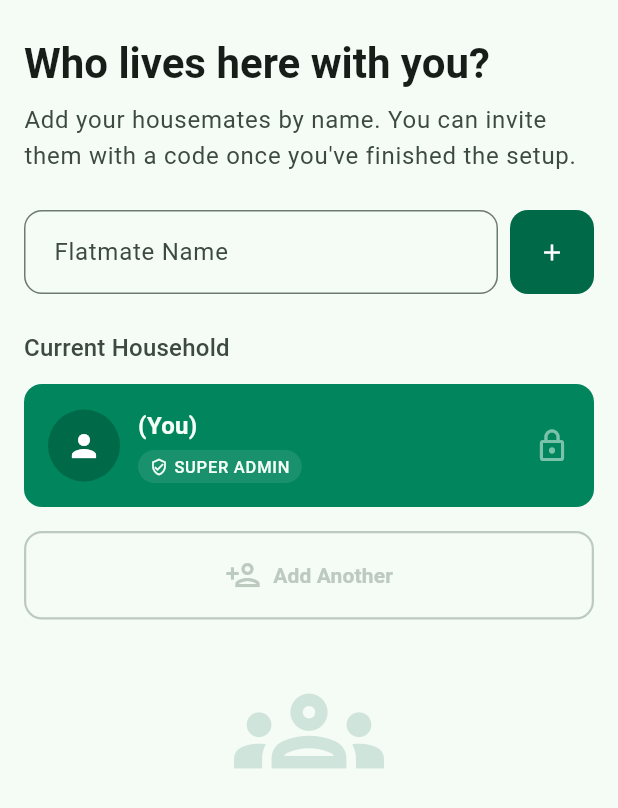
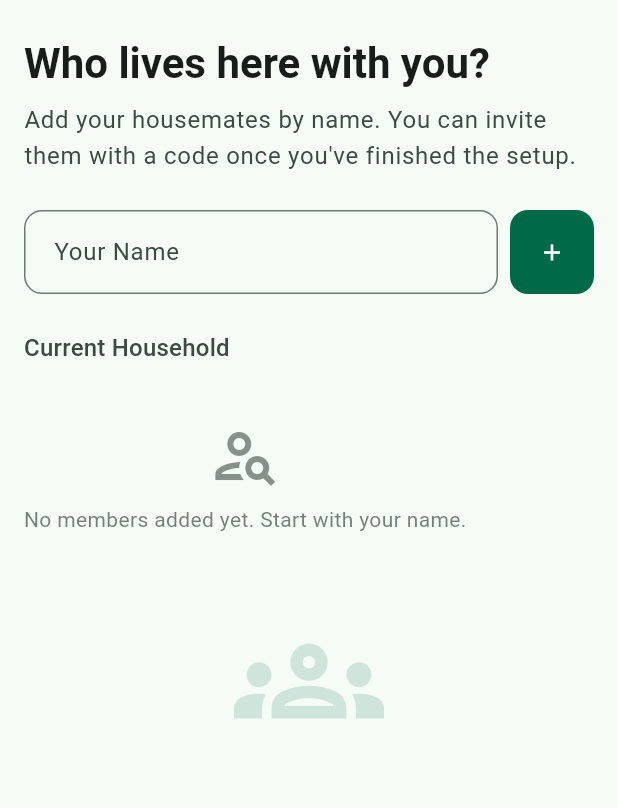
Before and after one commit to mahmoudmossa/fair_share, a Flutter app: the AddMembersStepWidget widget shown alone on an empty page, opened directly, on a phone screen of 412 x 824 dp. Shown: the top 808 px of the screen. Run offline on Flutter 3.47's test engine with Material 3 defaults, Android fonts, the phone set to English and light mode, and no system bars; our stand-ins replace auto_route, cloud_firestore, dartz, easy_localization, equatable, firebase_auth and 9 more; accounts and stored records are empty; generated files the repository leaves out were written again.

Commit message:
feat: add user as member

```diff
--- a/lib/features/new_flat/presentation/provider/flat_setup_provider.dart
+++ b/lib/features/new_flat/presentation/provider/flat_setup_provider.dart
@@ -17,12 +17,16 @@ class FlatSetup extends _$FlatSetup {
     return FlatEntity.empty().copyWith(
       id: const Uuid().v4(), // Autogenerate unique Flat ID at startup
       createdBy: user?.id ?? '',
-      createdByName: user?.displayName ?? user?.email ?? '',
+      createdByName: '', // Starts empty so the user enters their name first in Step 2
     );
   }
 
   void updateFlatName(String name) {
     state = state.copyWith(name: name);
+  }
+
+  void updateCreatorName(String name) {
+    state = state.copyWith(createdByName: name);
   }
 
   void addMember(String name) {
--- a/lib/features/new_flat/presentation/widgets/add_members/add_member_field.dart
+++ b/lib/features/new_flat/presentation/widgets/add_members/add_member_field.dart
@@ -4,15 +4,23 @@ import 'package:fair_share/core/constants/app_keys.dart';
 import 'package:fair_share/core/localization/locale_keys.g.dart';
 
 class AddMemberField extends StatelessWidget {
-  const AddMemberField({super.key, required this.controller, required this.onAdd});
+  const AddMemberField({
+    super.key,
+    required this.controller,
+    required this.onAdd,
+    this.hintText,
+  });
 
   final TextEditingController controller;
   final VoidCallback onAdd;
+  final String? hintText;
 
   @override
   Widget build(BuildContext context) {
     final colorScheme = Theme.of(context).colorScheme;
     final textTheme = Theme.of(context).textTheme;
+
+    final effectiveHint = hintText ?? LocaleKeys.new_flat_setup_flatmate_name_hint.tr();
 
     return Row(
       crossAxisAlignment: CrossAxisAlignment.center,
@@ -25,7 +33,8 @@ class AddMemberField extends StatelessWidget {
             textInputAction: TextInputAction.done,
             onSubmitted: (_) => onAdd(),
             decoration: InputDecoration(
-              hintText: LocaleKeys.new_flat_setup_flatmate_name_hint.tr(),
+              hintText: effectiveHint,
+              labelText: effectiveHint,
               contentPadding: const EdgeInsets.symmetric(
                 horizontal: 16,
                 vertical: 16,
--- a/lib/features/new_flat/presentation/widgets/add_members/admin_card.dart
+++ b/lib/features/new_flat/presentation/widgets/add_members/admin_card.dart
@@ -1,10 +1,10 @@
-import 'package:easy_localization/easy_localization.dart';
 import 'package:flutter/material.dart';
-import 'package:fair_share/core/localization/locale_keys.g.dart';
 import 'admin_badge.dart';
 
 class AdminCard extends StatelessWidget {
-  const AdminCard({super.key});
+  const AdminCard({super.key, required this.name});
+
+  final String name;
 
   @override
   Widget build(BuildContext context) {
@@ -30,7 +30,7 @@ class AdminCard extends StatelessWidget {
               crossAxisAlignment: CrossAxisAlignment.start,
               children: [
                 Text(
-                  LocaleKeys.new_flat_setup_you_label.tr(),
+                  name,
                   style: textTheme.titleMedium?.copyWith(
                     fontWeight: FontWeight.bold,
                     color: colorScheme.onPrimaryContainer,
--- /dev/null
+++ b/lib/features/new_flat/presentation/widgets/add_members/no_members_attention.dart
@@ -0,0 +1,33 @@
+import 'package:flutter/material.dart';
+
+class NoMembersAttention extends StatelessWidget {
+  const NoMembersAttention({super.key});
+
+  @override
+  Widget build(BuildContext context) {
+    final colorScheme = Theme.of(context).colorScheme;
+    final textTheme = Theme.of(context).textTheme;
+
+    return Padding(
+      padding: const EdgeInsets.symmetric(vertical: 24),
+      child: Column(
+        mainAxisAlignment: MainAxisAlignment.center,
+        children: [
+          Icon(
+            Icons.person_search_outlined,
+            size: 48,
+            color: colorScheme.onSurfaceVariant.withValues(alpha: 0.6),
+          ),
+          const SizedBox(height: 8),
+          Text(
+            'No members added yet. Start with your name.',
+            textAlign: TextAlign.center,
+            style: textTheme.bodyMedium?.copyWith(
+              color: colorScheme.onSurfaceVariant.withValues(alpha: 0.7),
+            ),
+          ),
+        ],
+      ),
+    );
+  }
+}
--- a/lib/features/new_flat/presentation/widgets/add_members_step_widget.dart
+++ b/lib/features/new_flat/presentation/widgets/add_members_step_widget.dart
@@ -8,6 +8,7 @@ import 'add_members/add_another_hint.dart';
 import 'add_members/add_member_field.dart';
 import 'add_members/admin_card.dart';
 import 'add_members/member_card.dart';
+import 'add_members/no_members_attention.dart';
 
 class AddMembersStepWidget extends HookConsumerWidget {
   const AddMembersStepWidget({super.key});
@@ -19,12 +20,22 @@ class AddMembersStepWidget extends HookConsumerWidget {
     final colorScheme = Theme.of(context).colorScheme;
     final textTheme = Theme.of(context).textTheme;
 
-    void addMember() {
+    final isUserAdded = flatSetup.createdByName.trim().isNotEmpty;
+
+    void onAddSubmitted() {
       final name = nameController.text.trim();
       if (name.isEmpty) return;
 
+      if (!isUserAdded) {
+        // First entry sets the user/creator username
+        ref.read(flatSetupProvider.notifier).updateCreatorName(name);
+        nameController.clear();
+        return;
+      }
+
       // Check if duplicate name
-      if (flatSetup.members.any((m) => m.name.toLowerCase() == name.toLowerCase())) {
+      if (flatSetup.createdByName.toLowerCase() == name.toLowerCase() ||
+          flatSetup.members.any((m) => m.name.toLowerCase() == name.toLowerCase())) {
         ScaffoldMessenger.of(context).showSnackBar(
           const SnackBar(content: Text('Member name already exists')),
         );
@@ -61,7 +72,10 @@ class AddMembersStepWidget extends HookConsumerWidget {
           const SizedBox(height: 24),
           AddMemberField(
             controller: nameController,
-            onAdd: addMember,
+            onAdd: onAddSubmitted,
+            hintText: isUserAdded
+                ? LocaleKeys.new_flat_setup_flatmate_name_hint.tr()
+                : 'Your Name',
           ),
           const SizedBox(height: 24),
           Text(
@@ -71,7 +85,10 @@ class AddMembersStepWidget extends HookConsumerWidget {
             ),
           ),
           const SizedBox(height: 12),
-          const AdminCard(),
+          if (!isUserAdded) ...[
+            const NoMembersAttention(),
+          ] else ...[
+            AdminCard(name: flatSetup.createdByName),
             const SizedBox(height: 8),
             ...flatSetup.members.map(
               (member) => Padding(
@@ -85,6 +102,7 @@ class AddMembersStepWidget extends HookConsumerWidget {
             if (flatSetup.members.isEmpty) ...[
               const SizedBox(height: 8),
               const AddAnotherHint(),
+            ],
           ],
           const SizedBox(height: 24),
           Center(
```
Also changed, not shown: 1 other file. Lines whose indentation alone changed are shown as unchanged.
